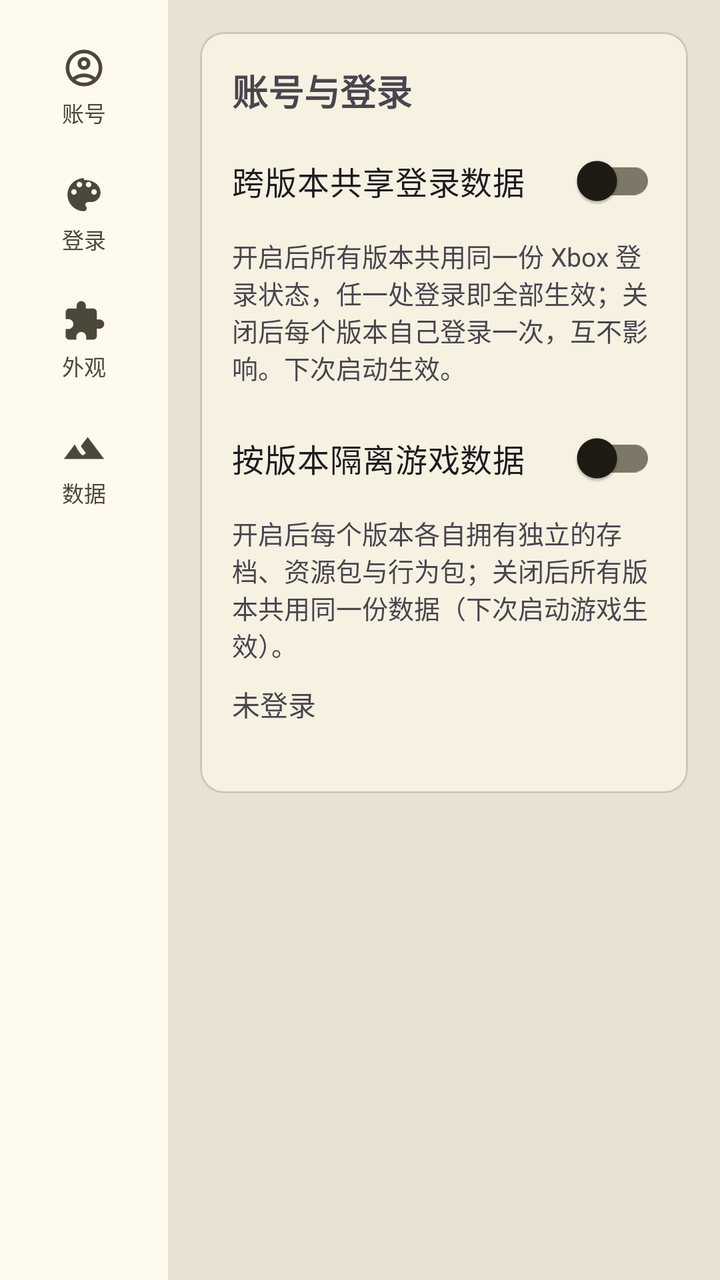
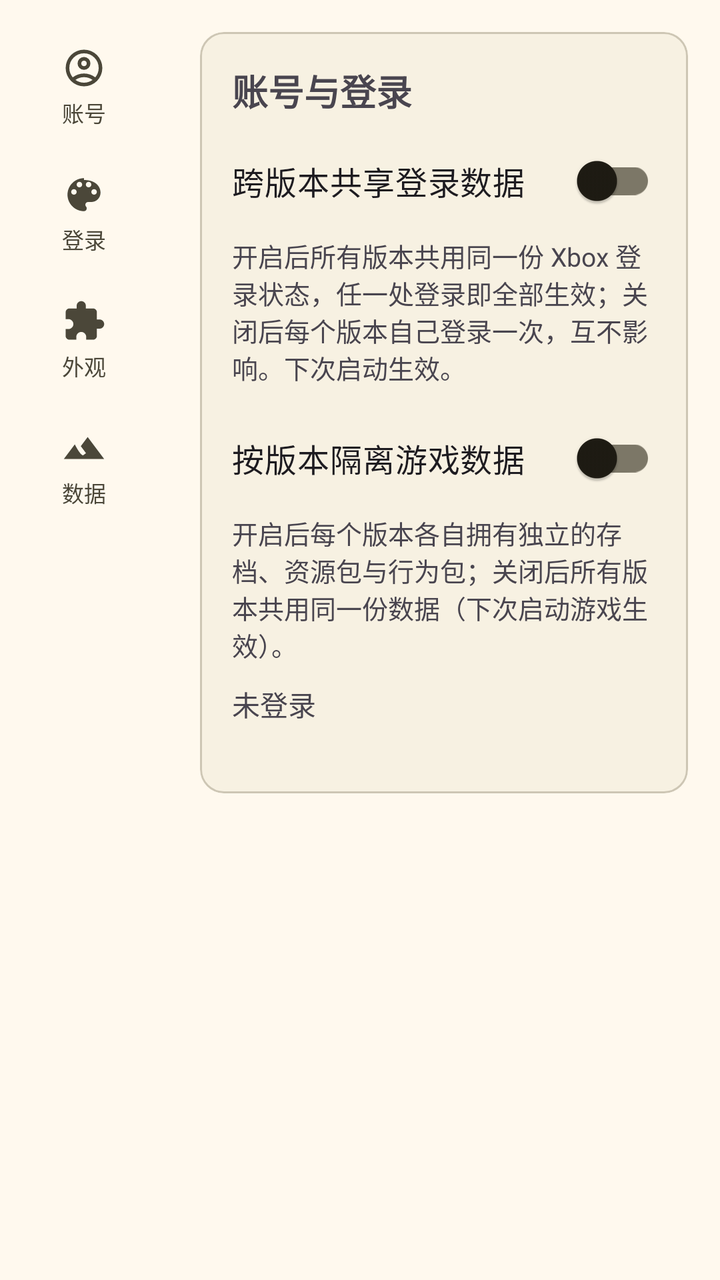

Compare the two renders of this Android layout. The source of the first and the diff that turns it into the second are given below.
<!-- AndroidManifest.xml: application theme AppTheme -->
<!-- res/layout/fragment_setting.xml -->
<?xml version="1.0" encoding="utf-8"?>
<LinearLayout xmlns:android="http://schemas.android.com/apk/res/android"
    xmlns:app="http://schemas.android.com/apk/res-auto"
    android:layout_width="match_parent"
    android:layout_height="match_parent"
    android:background="@color/md_theme_surfaceContainerHighest"
    android:orientation="horizontal">

    <ScrollView
        android:id="@+id/sidebar_scroll"
        android:layout_width="84dp"
        android:layout_height="match_parent"
        android:background="?attr/colorSurface"
        android:scrollbars="none">

        <LinearLayout
            android:id="@+id/sidebar"
            style="@style/Sidebar">

            <LinearLayout
                android:id="@+id/nav_account"
                style="@style/SidebarItem">

                <ImageView style="@style/SidebarItemIcon" android:src="@drawable/ic_account_circle" android:contentDescription="@null" />

                <TextView style="@style/SidebarItemText" android:text="@string/setting_nav_account" />
            </LinearLayout>

            <LinearLayout
                android:id="@+id/nav_login"
                style="@style/SidebarItem">

                <ImageView style="@style/SidebarItemIcon" android:src="@drawable/ic_nav_resource" android:contentDescription="@null" />

                <TextView style="@style/SidebarItemText" android:text="@string/setting_nav_login" />
            </LinearLayout>

            <LinearLayout
                android:id="@+id/nav_appearance"
                style="@style/SidebarItem">

                <ImageView style="@style/SidebarItemIcon" android:src="@drawable/ic_nav_behavior" android:contentDescription="@null" />

                <TextView style="@style/SidebarItemText" android:text="@string/setting_nav_appearance" />
            </LinearLayout>

            <LinearLayout
                android:id="@+id/nav_data"
                style="@style/SidebarItem">

                <ImageView style="@style/SidebarItemIcon" android:src="@drawable/ic_nav_world" android:contentDescription="@null" />

                <TextView style="@style/SidebarItemText" android:text="@string/setting_nav_data" />
            </LinearLayout>
        </LinearLayout>
    </ScrollView>

        <ScrollView
            android:layout_width="0dp"
            android:layout_height="match_parent"
            android:layout_weight="1"
            android:fillViewport="true">

            <LinearLayout
                android:layout_width="match_parent"
                android:layout_height="wrap_content"
                android:orientation="vertical"
                android:paddingStart="16dp"
                android:paddingTop="16dp"
                android:paddingEnd="16dp"
                android:paddingBottom="24dp">

                
                <LinearLayout
                    android:id="@+id/group_account"
                    android:layout_width="match_parent"
                    android:layout_height="wrap_content"
                    android:orientation="vertical">

                    <com.google.android.material.card.MaterialCardView
                        android:layout_width="match_parent"
                        android:layout_height="wrap_content"
                        app:cardCornerRadius="12dp"
                        app:cardElevation="1dp">

                        <LinearLayout
                            android:layout_width="match_parent"
                            android:layout_height="wrap_content"
                            android:orientation="vertical"
                            android:padding="16dp">

                            <TextView
                                android:layout_width="wrap_content"
                                android:layout_height="wrap_content"
                                android:text="@string/account_section_header"
                                android:textSize="18sp"
                                android:textStyle="bold" />

                            <com.google.android.material.switchmaterial.SwitchMaterial
                                android:id="@+id/identity_share"
                                android:layout_width="match_parent"
                                android:layout_height="wrap_content"
                                android:layout_marginTop="8dp"
                                android:text="@string/account_share_toggle"
                                android:textSize="16sp" />

                            <TextView
                                android:id="@+id/identity_summary"
                                android:layout_width="match_parent"
                                android:layout_height="wrap_content"
                                android:layout_marginTop="4dp"
                                android:text="@string/identity_share_summary"
                                android:textColor="?android:attr/textColorSecondary"
                                android:textSize="13sp" />

                            <com.google.android.material.switchmaterial.SwitchMaterial
                                android:id="@+id/version_isolation"
                                android:layout_width="match_parent"
                                android:layout_height="wrap_content"
                                android:layout_marginTop="12dp"
                                android:text="@string/setting_version_isolation_toggle"
                                android:textSize="16sp" />

                            <TextView
                                android:layout_width="match_parent"
                                android:layout_height="wrap_content"
                                android:layout_marginTop="4dp"
                                android:text="@string/setting_version_isolation_summary"
                                android:textColor="?android:attr/textColorSecondary"
                                android:textSize="13sp" />

                            <TextView
                                android:id="@+id/account_line"
                                android:layout_width="match_parent"
                                android:layout_height="wrap_content"
                                android:layout_marginTop="10dp"
                                android:text="@string/account_not_signed_in"
                                android:textSize="14sp" />

                            <TextView
                                android:id="@+id/identity_path"
                                android:layout_width="match_parent"
                                android:layout_height="wrap_content"
                                android:layout_marginTop="2dp"
                                android:textIsSelectable="true"
                                android:textSize="12sp"
                                android:typeface="monospace" />
                        </LinearLayout>
                    </com.google.android.material.card.MaterialCardView>
                </LinearLayout>

                
                <LinearLayout
                    android:id="@+id/group_login"
                    android:layout_width="match_parent"
                    android:layout_height="wrap_content"
                    android:orientation="vertical"
                    android:visibility="gone">

                    <com.google.android.material.card.MaterialCardView
                        android:layout_width="match_parent"
                        android:layout_height="wrap_content"
                        app:cardCornerRadius="12dp"
                        app:cardElevation="1dp">

                        <LinearLayout
                            android:layout_width="match_parent"
                            android:layout_height="wrap_content"
                            android:orientation="vertical"
                            android:padding="16dp">

                            <TextView
                                android:layout_width="wrap_content"
                                android:layout_height="wrap_content"
                                android:text="@string/account_login_method_header"
                                android:textSize="18sp"
                                android:textStyle="bold" />

                            <com.google.android.material.switchmaterial.SwitchMaterial
                                android:id="@+id/login_webview"
                                android:layout_width="match_parent"
                                android:layout_height="wrap_content"
                                android:layout_marginTop="8dp"
                                android:text="@string/account_webview_toggle"
                                android:textSize="16sp" />

                            <TextView
                                android:layout_width="match_parent"
                                android:layout_height="wrap_content"
                                android:layout_marginTop="4dp"
                                android:text="@string/account_webview_summary"
                                android:textColor="?android:attr/textColorSecondary"
                                android:textSize="13sp" />
                        </LinearLayout>
                    </com.google.android.material.card.MaterialCardView>
                </LinearLayout>

                
                <LinearLayout
                    android:id="@+id/group_appearance"
                    android:layout_width="match_parent"
                    android:layout_height="wrap_content"
                    android:orientation="vertical"
                    android:visibility="gone">

                    <com.google.android.material.card.MaterialCardView
                        android:layout_width="match_parent"
                        android:layout_height="wrap_content"
                        app:cardCornerRadius="12dp"
                        app:cardElevation="1dp">

                        <LinearLayout
                            android:layout_width="match_parent"
                            android:layout_height="wrap_content"
                            android:orientation="vertical"
                            android:padding="16dp">

                            <TextView
                                android:layout_width="wrap_content"
                                android:layout_height="wrap_content"
                                android:text="@string/setting_appearance_header"
                                android:textSize="18sp"
                                android:textStyle="bold" />

                            <com.google.android.material.switchmaterial.SwitchMaterial
                                android:id="@+id/auto_validate"
                                android:layout_width="match_parent"
                                android:layout_height="wrap_content"
                                android:layout_marginTop="8dp"
                                android:text="@string/setting_auto_validate_toggle"
                                android:textSize="16sp" />

                            <TextView
                                android:layout_width="match_parent"
                                android:layout_height="wrap_content"
                                android:layout_marginTop="4dp"
                                android:text="@string/setting_auto_validate_summary"
                                android:textColor="?android:attr/textColorSecondary"
                                android:textSize="13sp" />

                            <com.google.android.material.button.MaterialButton
                                android:id="@+id/clear_cache"
                                style="?attr/materialButtonOutlinedStyle"
                                android:layout_width="wrap_content"
                                android:layout_height="wrap_content"
                                android:layout_marginTop="12dp"
                                android:text="@string/setting_clear_cache_button"
                                app:cornerRadius="8dp" />
                        </LinearLayout>
                    </com.google.android.material.card.MaterialCardView>
                </LinearLayout>

                
                <LinearLayout
                    android:id="@+id/group_data"
                    android:layout_width="match_parent"
                    android:layout_height="wrap_content"
                    android:orientation="vertical"
                    android:visibility="gone">

                    <com.google.android.material.card.MaterialCardView
                        android:layout_width="match_parent"
                        android:layout_height="wrap_content"
                        app:cardCornerRadius="12dp"
                        app:cardElevation="1dp">

                        <LinearLayout
                            android:layout_width="match_parent"
                            android:layout_height="wrap_content"
                            android:orientation="vertical"
                            android:padding="16dp">

                            <TextView
                                android:layout_width="wrap_content"
                                android:layout_height="wrap_content"
                                android:text="@string/setting_install_data_header"
                                android:textSize="18sp"
                                android:textStyle="bold" />

                            <TextView
                                android:id="@+id/version_line"
                                android:layout_width="match_parent"
                                android:layout_height="wrap_content"
                                android:layout_marginTop="8dp"
                                android:text="@string/setting_version_placeholder"
                                android:textSize="14sp" />

                            <TextView
                                android:id="@+id/instance_path"
                                android:layout_width="match_parent"
                                android:layout_height="wrap_content"
                                android:layout_marginTop="2dp"
                                android:textIsSelectable="true"
                                android:textSize="12sp"
                                android:typeface="monospace" />
                        </LinearLayout>
                    </com.google.android.material.card.MaterialCardView>

                    <com.google.android.material.card.MaterialCardView
                        android:layout_width="match_parent"
                        android:layout_height="wrap_content"
                        android:layout_marginTop="12dp"
                        app:cardCornerRadius="12dp"
                        app:cardElevation="1dp">

                        <LinearLayout
                            android:layout_width="match_parent"
                            android:layout_height="wrap_content"
                            android:orientation="vertical"
                            android:padding="16dp">

                            <TextView
                                android:layout_width="wrap_content"
                                android:layout_height="wrap_content"
                                android:text="@string/setting_runtime_header"
                                android:textSize="18sp"
                                android:textStyle="bold" />

                            <TextView
                                android:id="@+id/runtime_line"
                                android:layout_width="match_parent"
                                android:layout_height="wrap_content"
                                android:layout_marginTop="8dp"
                                android:text="@string/setting_runtime_not_started"
                                android:textSize="14sp" />

                            <TextView
                                android:id="@+id/hook_line"
                                android:layout_width="match_parent"
                                android:layout_height="wrap_content"
                                android:layout_marginTop="2dp"
                                android:textColor="?android:attr/textColorSecondary"
                                android:textSize="13sp" />

                            <com.google.android.material.button.MaterialButton
                                android:id="@+id/rescan_plugins"
                                style="?attr/materialButtonOutlinedStyle"
                                android:layout_width="wrap_content"
                                android:layout_height="wrap_content"
                                android:layout_marginTop="10dp"
                                android:text="@string/setting_rescan_plugins_button"
                                app:cornerRadius="8dp" />
                        </LinearLayout>
                    </com.google.android.material.card.MaterialCardView>
                </LinearLayout>
            </LinearLayout>
        </ScrollView>
</LinearLayout>
<!-- resources referenced by this layout -->
<resources>
  <color name="md_theme_surfaceContainerHighest">#E8E2D4</color>
  <string name="account_login_method_header">登录方式</string>
  <string name="account_not_signed_in">未登录</string>
  <string name="account_section_header">账号与登录</string>
  <string name="account_share_toggle">跨版本共享登录数据</string>
  <string name="account_webview_toggle">在应用内使用 WebView 登录</string>
  <string name="setting_appearance_header">外观与启动</string>
  <string name="setting_auto_validate_toggle">启动前自动校验登录状态</string>
  <string name="setting_clear_cache_button">清除缓存</string>
  <string name="setting_install_data_header">安装与数据</string>
  <string name="setting_nav_account">账号</string>
  <string name="setting_nav_appearance">外观</string>
  <string name="setting_nav_data">数据</string>
  <string name="setting_nav_login">登录</string>
  <string name="setting_rescan_plugins_button">重新扫描插件</string>
  <string name="setting_runtime_header">运行时</string>
  <string name="setting_runtime_not_started">运行时未启动</string>
  <string name="setting_version_placeholder">版本：—</string>
  <style name="Sidebar">
      <item name="android:layout_width">match_parent</item>
      <item name="android:layout_height">wrap_content</item>
      <item name="android:minHeight">0dp</item>
      <item name="android:orientation">vertical</item>
      <item name="android:paddingTop">12dp</item>
      <item name="android:paddingBottom">12dp</item>
      <item name="android:background">?attr/colorSurface</item>
    </style>
  <color name="md_theme_primary">#6D5E0F</color>
  <color name="md_theme_onPrimary">#FFFFFF</color>
  <color name="md_theme_primaryContainer">#F8E287</color>
  <color name="md_theme_onPrimaryContainer">#534600</color>
  <color name="md_theme_secondary">#665E40</color>
  <color name="md_theme_onSecondary">#FFFFFF</color>
  <color name="md_theme_secondaryContainer">#EEE2BC</color>
  <color name="md_theme_onSecondaryContainer">#4E472A</color>
  <color name="md_theme_tertiary">#43664E</color>
  <color name="md_theme_onTertiary">#FFFFFF</color>
  <color name="md_theme_tertiaryContainer">#C5ECCE</color>
  <color name="md_theme_onTertiaryContainer">#2C4E38</color>
  <color name="md_theme_error">#BA1A1A</color>
  <color name="md_theme_onError">#FFFFFF</color>
  <color name="md_theme_errorContainer">#FFDAD6</color>
  <color name="md_theme_onErrorContainer">#93000A</color>
  <color name="md_theme_background">#FFF9EE</color>
  <color name="md_theme_onBackground">#1E1B13</color>
  <color name="md_theme_surface">#FFF9EE</color>
  <color name="md_theme_onSurface">#1E1B13</color>
  <color name="md_theme_surfaceVariant">#EAE2D0</color>
  <color name="md_theme_onSurfaceVariant">#4B4739</color>
  <color name="md_theme_outline">#7C7767</color>
  <color name="md_theme_outlineVariant">#CDC6B4</color>
  <color name="md_theme_inverseSurface">#333027</color>
  <color name="md_theme_inverseOnSurface">#F7F0E2</color>
  <color name="md_theme_inversePrimary">#DBC66E</color>
  <color name="md_theme_primaryFixed">#F8E287</color>
  <color name="md_theme_onPrimaryFixed">#221B00</color>
  <color name="md_theme_primaryFixedDim">#DBC66E</color>
  <color name="md_theme_onPrimaryFixedVariant">#534600</color>
  <color name="md_theme_secondaryFixed">#EEE2BC</color>
  <color name="md_theme_onSecondaryFixed">#211B04</color>
  <color name="md_theme_secondaryFixedDim">#D1C6A1</color>
  <color name="md_theme_onSecondaryFixedVariant">#4E472A</color>
  <color name="md_theme_tertiaryFixed">#C5ECCE</color>
  <color name="md_theme_onTertiaryFixed">#00210F</color>
  <color name="md_theme_tertiaryFixedDim">#A9D0B3</color>
  <color name="md_theme_onTertiaryFixedVariant">#2C4E38</color>
  <color name="md_theme_surfaceDim">#E0D9CC</color>
  <color name="md_theme_surfaceBright">#FFF9EE</color>
  <color name="md_theme_surfaceContainerLowest">#FFFFFF</color>
  <color name="md_theme_surfaceContainerLow">#FAF3E5</color>
  <color name="md_theme_surfaceContainer">#F4EDDF</color>
  <color name="md_theme_surfaceContainerHigh">#EEE8DA</color>
  <!-- unchanged entries left out for length: 14 -->
</resources>

<!-- the commit's change to res/layout/fragment_setting.xml (unified diff, before → after) -->
@@ -3,14 +3,14 @@
     xmlns:app="http://schemas.android.com/apk/res-auto"
     android:layout_width="match_parent"
     android:layout_height="match_parent"
-    android:background="@color/md_theme_surfaceContainerHighest"
+    android:background="?android:attr/colorBackground"
     android:orientation="horizontal">
 
     <ScrollView
         android:id="@+id/sidebar_scroll"
         android:layout_width="84dp"
         android:layout_height="match_parent"
-        android:background="?attr/colorSurface"
+        android:background="?android:attr/colorBackground"
         android:scrollbars="none">
 
         <LinearLayout
<!-- resource entries referenced after the edit -->
@@ -25,7 +25,7 @@
       <item name="android:orientation">vertical</item>
       <item name="android:paddingTop">12dp</item>
       <item name="android:paddingBottom">12dp</item>
-      <item name="android:background">?attr/colorSurface</item>
+      <item name="android:background">@android:color/transparent</item>
     </style>
   <color name="md_theme_primary">#6D5E0F</color>
   <color name="md_theme_onPrimary">#FFFFFF</color>
